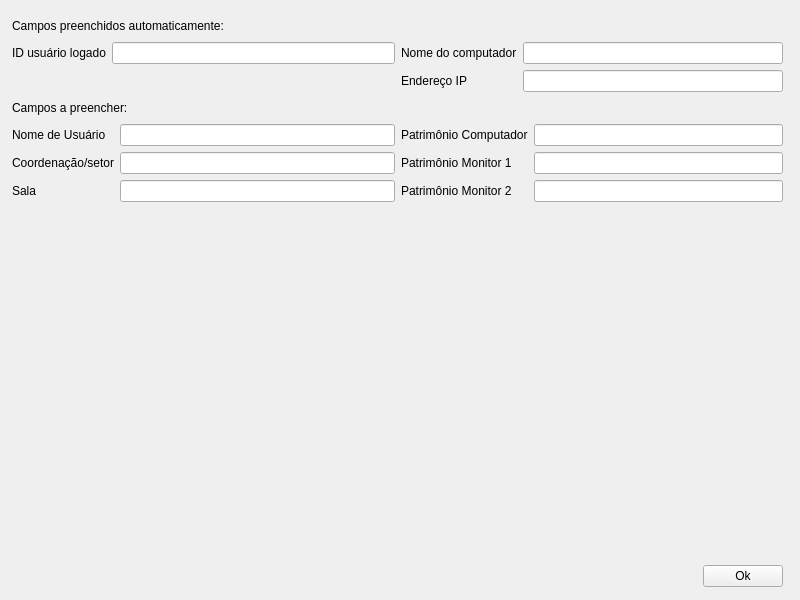
Old version of the form Mapa/mapa_default.ui in the repository lightbase/cacic-agente.
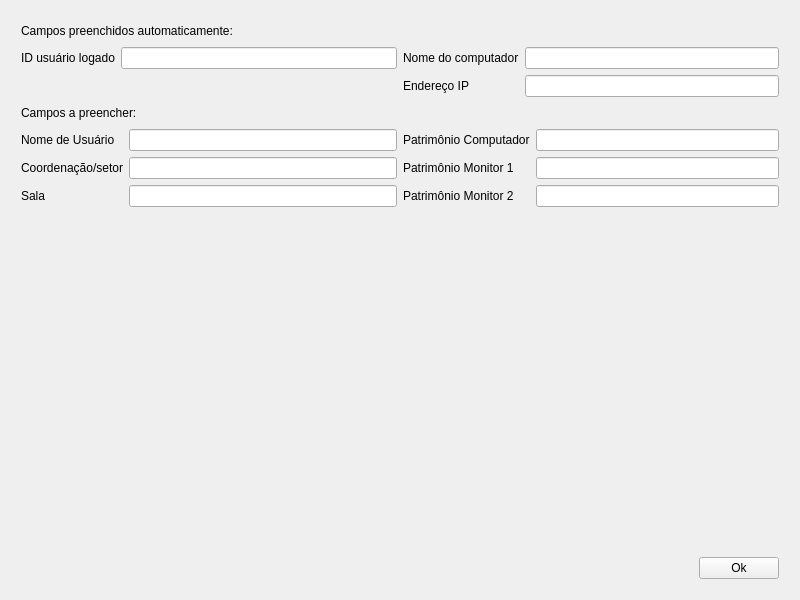
New version of the form. Icons and pictures are not drawn.

Commit message: Modificações no Mapa. Agora a transição para fullscreen funciona direito, e dei uma organizada melhor nos métodos que devem ser feitos.

The edit to the form file:
```diff
--- a/Mapa/mapa_default.ui
+++ b/Mapa/mapa_default.ui
@@ -60,18 +60,14 @@
      <height>600</height>
     </size>
    </property>
-   <widget class="QWidget" name="layoutWidget">
-    <property name="geometry">
-     <rect>
-      <x>2</x>
-      <y>6</y>
-      <width>791</width>
-      <height>591</height>
-     </rect>
+   <layout class="QGridLayout" name="gridLayout">
+    <property name="sizeConstraint">
+     <enum>QLayout::SetMinAndMaxSize</enum>
     </property>
+    <item row="0" column="0">
     <layout class="QVBoxLayout" name="verticalLayout" stretch="0,0,0,0,0,0">
      <property name="sizeConstraint">
-      <enum>QLayout::SetNoConstraint</enum>
+       <enum>QLayout::SetMinAndMaxSize</enum>
      </property>
      <property name="leftMargin">
       <number>10</number>
@@ -322,7 +318,8 @@
       </layout>
      </item>
     </layout>
-   </widget>
+    </item>
+   </layout>
   </widget>
  </widget>
  <layoutdefault spacing="6" margin="11"/>
```
Lines whose indentation alone changed are shown as unchanged. The commit also changes 3 other files.
